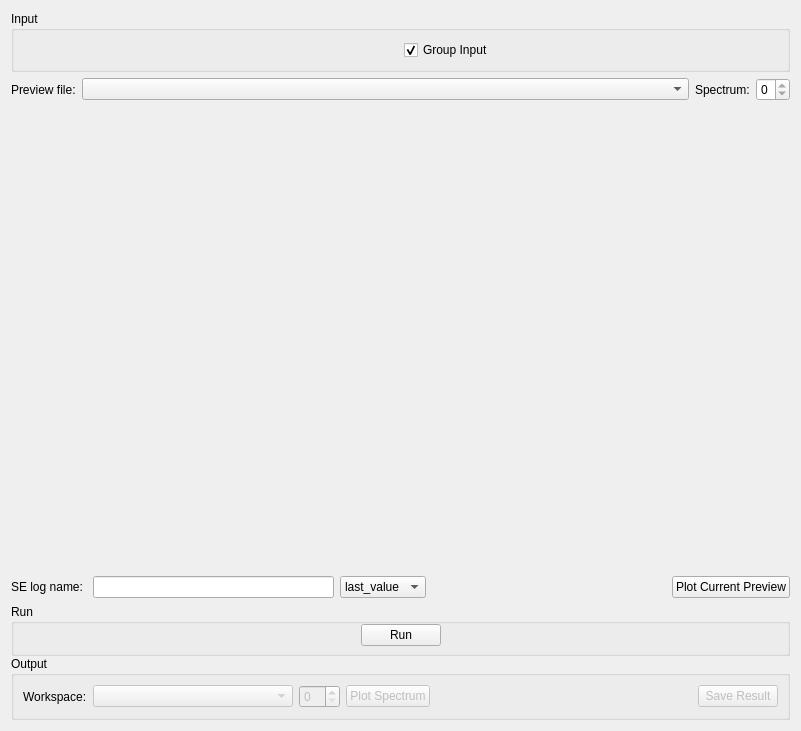
First picture: the form in qt/scientific_interfaces/Indirect/Elwin.ui, repository mantidproject/mantid, before the edit.
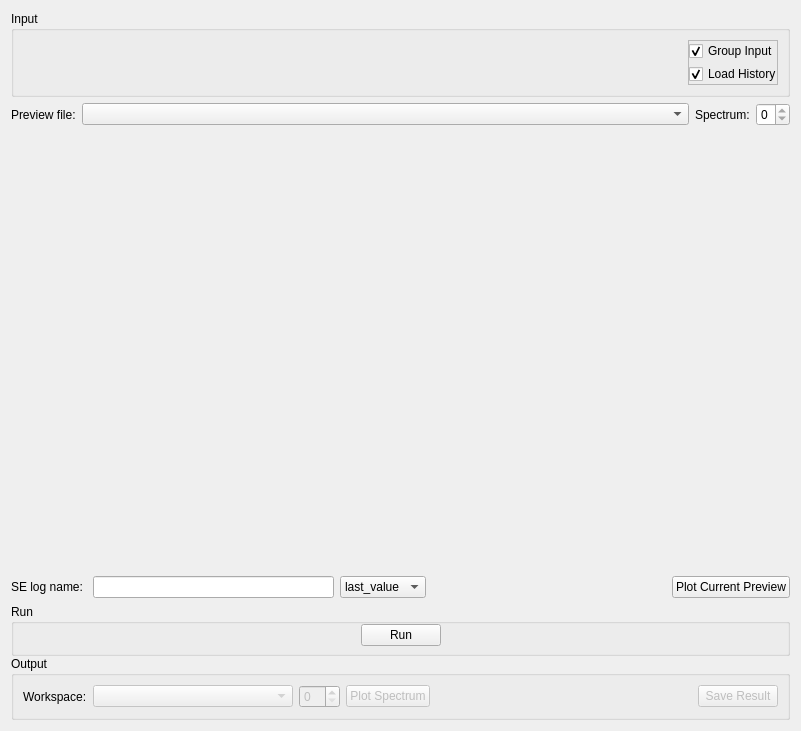
Second picture: the form after the edit. Custom widgets are drawn as their Qt base class.

Commit message: Refs #24487. Option to not load history

```diff
--- a/qt/scientific_interfaces/Indirect/Elwin.ui
+++ b/qt/scientific_interfaces/Indirect/Elwin.ui
@@ -46,13 +46,56 @@
        </widget>
       </item>
       <item>
-       <widget class="QCheckBox" name="ckGroupInput">
-        <property name="text">
-         <string>Group Input</string>
+       <widget class="QFrame" name="frame">
+        <property name="maximumSize">
+         <size>
+          <width>90</width>
+          <height>16777215</height>
+         </size>
         </property>
-        <property name="checked">
-         <bool>true</bool>
+        <property name="frameShape">
+         <enum>QFrame::StyledPanel</enum>
         </property>
+        <property name="frameShadow">
+         <enum>QFrame::Raised</enum>
+        </property>
+        <layout class="QVBoxLayout" name="verticalLayout_2">
+         <property name="spacing">
+          <number>3</number>
+         </property>
+         <property name="leftMargin">
+          <number>0</number>
+         </property>
+         <property name="topMargin">
+          <number>0</number>
+         </property>
+         <property name="rightMargin">
+          <number>0</number>
+         </property>
+         <property name="bottomMargin">
+          <number>0</number>
+         </property>
+         <item>
+          <widget class="QCheckBox" name="ckGroupInput">
+           <property name="text">
+            <string>Group Input</string>
+           </property>
+           <property name="checked">
+            <bool>true</bool>
+           </property>
+          </widget>
+         </item>
+         <item>
+          <widget class="QCheckBox" name="ckLoadHistory">
+           <property name="text">
+            <string>Load History</string>
+           </property>
+           <property name="checked">
+            <bool>true</bool>
+           </property>
+          </widget>
+         </item>
+        </layout>
        </widget>
       </item>
      </layout>
```
The commit also changes 3 other files.
